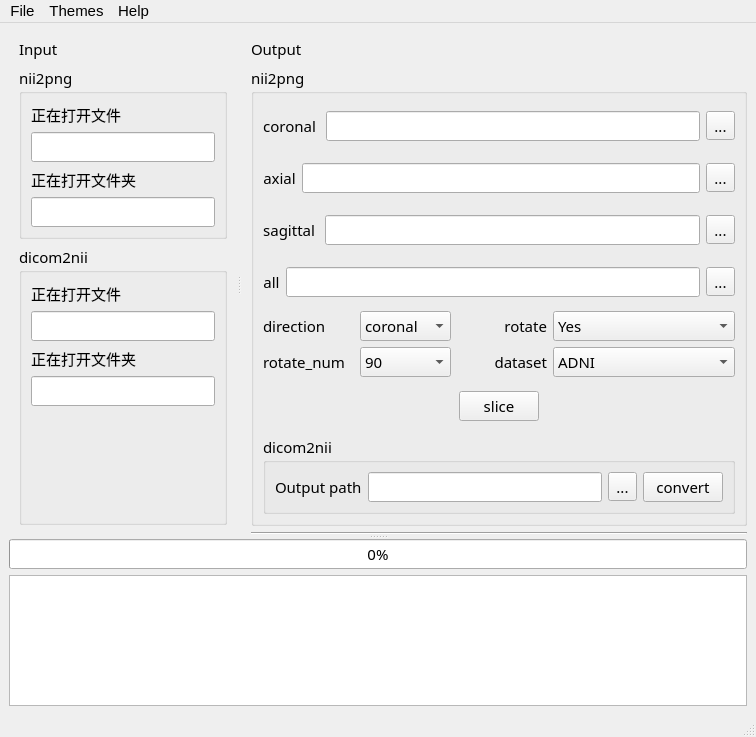
First picture: the form in mainwindow_tool_test.ui, repository ElegantLee/nii_slice_tool, before the edit.
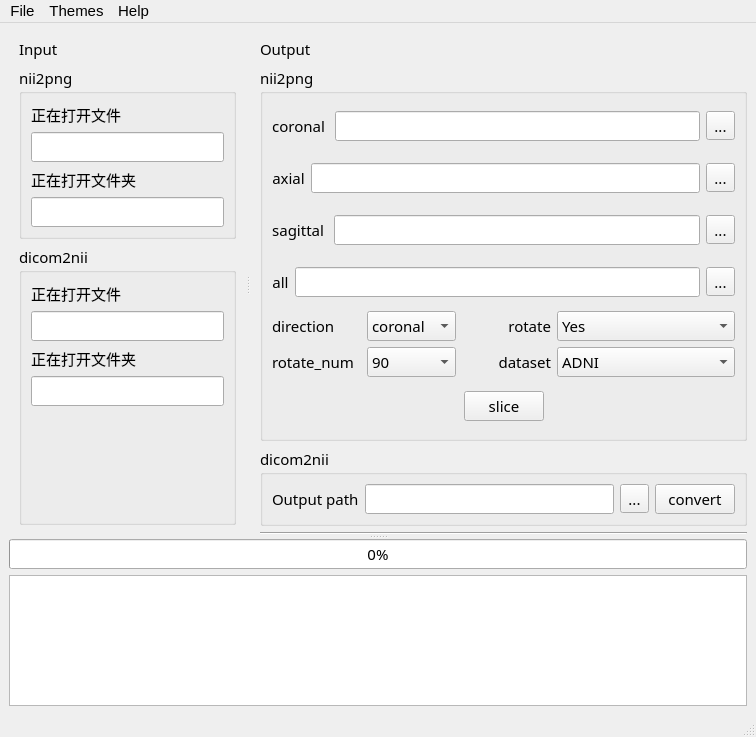
Second picture: the form after the edit. Icons and pictures are not drawn.

The edit to the form file:
```diff
--- a/mainwindow_tool_test.ui
+++ b/mainwindow_tool_test.ui
@@ -527,6 +527,9 @@
                  </item>
                 </layout>
                </item>
+              </layout>
+             </widget>
+            </item>
                <item>
                 <widget class="QGroupBox" name="dicom2nii_comboBox_right">
                  <property name="title">
@@ -560,8 +563,20 @@
                  </layout>
                 </widget>
                </item>
-              </layout>
-             </widget>
+            <item>
+             <spacer name="right_vSpacer">
+              <property name="orientation">
+               <enum>Qt::Vertical</enum>
+              </property>
+              <property name="sizeHint" stdset="0">
+               <size>
+                <width>20</width>
+                <height>40</height>
+               </size>
+              </property>
+             </spacer>
+            </item>
+           </layout>
             </item>
             <item>
              <widget class="Line" name="output_path_line">
@@ -569,8 +584,6 @@
                <enum>Qt::Horizontal</enum>
               </property>
              </widget>
-            </item>
-           </layout>
           </item>
          </layout>
         </widget>
```
Lines whose indentation alone changed are shown as unchanged.
